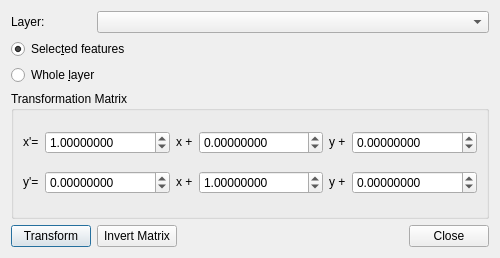
Before: the Qt Designer form qgsAffine/ui.ui in pohmelie/qgsAffine, drawn with Qt 5.
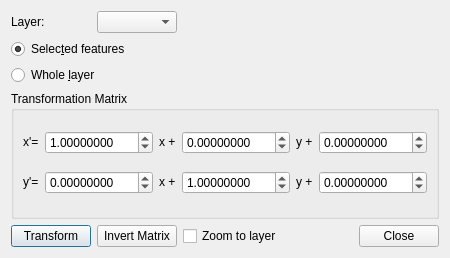
After: the same form once the commit is applied.

Commit message: optional "zoom to layer"

The edit to the form file:
```diff
--- a/qgsAffine/ui.ui
+++ b/qgsAffine/ui.ui
@@ -6,7 +6,7 @@
    <rect>
     <x>0</x>
     <y>0</y>
-    <width>500</width>
+    <width>450</width>
     <height>258</height>
    </rect>
   </property>
@@ -27,10 +27,10 @@
      </property>
     </widget>
    </item>
-   <item row="0" column="1" colspan="3">
+   <item row="0" column="1">
     <widget class="QComboBox" name="comboBoxLayer"/>
    </item>
-   <item row="1" column="0" colspan="4">
+   <item row="1" column="0" colspan="2">
     <widget class="QRadioButton" name="radioButtonSelectedFeatures">
      <property name="text">
       <string>Selec&amp;ted features</string>
@@ -40,7 +40,7 @@
      </property>
     </widget>
    </item>
-   <item row="2" column="0" colspan="4">
+   <item row="2" column="0" colspan="2">
     <widget class="QRadioButton" name="radioButtonWholeLayer">
      <property name="text">
       <string>Whole &amp;layer</string>
@@ -50,7 +50,7 @@
      </property>
     </widget>
    </item>
-   <item row="3" column="0" colspan="4">
+   <item row="3" column="0" colspan="5">
     <widget class="QGroupBox" name="groupBoxParameters">
      <property name="minimumSize">
       <size>
@@ -320,6 +320,13 @@
     </widget>
    </item>
    <item row="4" column="2">
+    <widget class="QCheckBox" name="checkBoxZoomToLayer">
+     <property name="text">
+      <string>Zoom to layer</string>
+     </property>
+    </widget>
+   </item>
+   <item row="4" column="3">
     <spacer name="horizontalSpacer">
      <property name="orientation">
       <enum>Qt::Horizontal</enum>
@@ -332,7 +339,7 @@
      </property>
     </spacer>
    </item>
-   <item row="4" column="3">
+   <item row="4" column="4">
     <widget class="QPushButton" name="pushButtonClose">
      <property name="sizePolicy">
       <sizepolicy hsizetype="Fixed" vsizetype="Fixed">
```
The commit also changes 1 other file.
